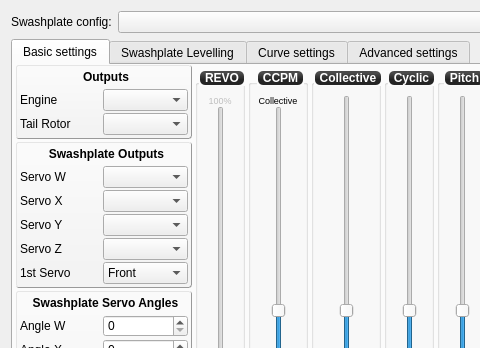
Above: ground/openpilotgcs/src/plugins/config/ccpm.ui from FlyTheThings/raspberrypilot before the change; both pictures show x 0 to 480 and y 0 to 348 of the 850 by 572 pixel window. Below: the same form after it.
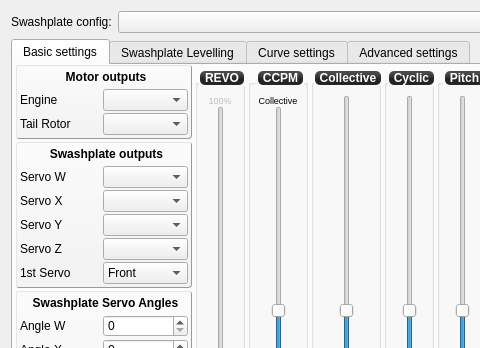
That is the form after the change. Icons and pictures are not drawn. Custom widgets are drawn as their Qt base class.

```diff
--- a/ground/openpilotgcs/src/plugins/config/ccpm.ui
+++ b/ground/openpilotgcs/src/plugins/config/ccpm.ui
@@ -126,7 +126,7 @@
               </size>
              </property>
              <property name="title">
-              <string>Outputs</string>
+              <string>Motor outputs</string>
              </property>
              <layout class="QGridLayout" name="gridLayout_18">
               <property name="horizontalSpacing">
@@ -266,7 +266,7 @@
               </size>
              </property>
              <property name="title">
-              <string>Swashplate Outputs</string>
+              <string>Swashplate outputs</string>
              </property>
              <layout class="QGridLayout" name="gridLayout_19">
               <property name="horizontalSpacing">
```
